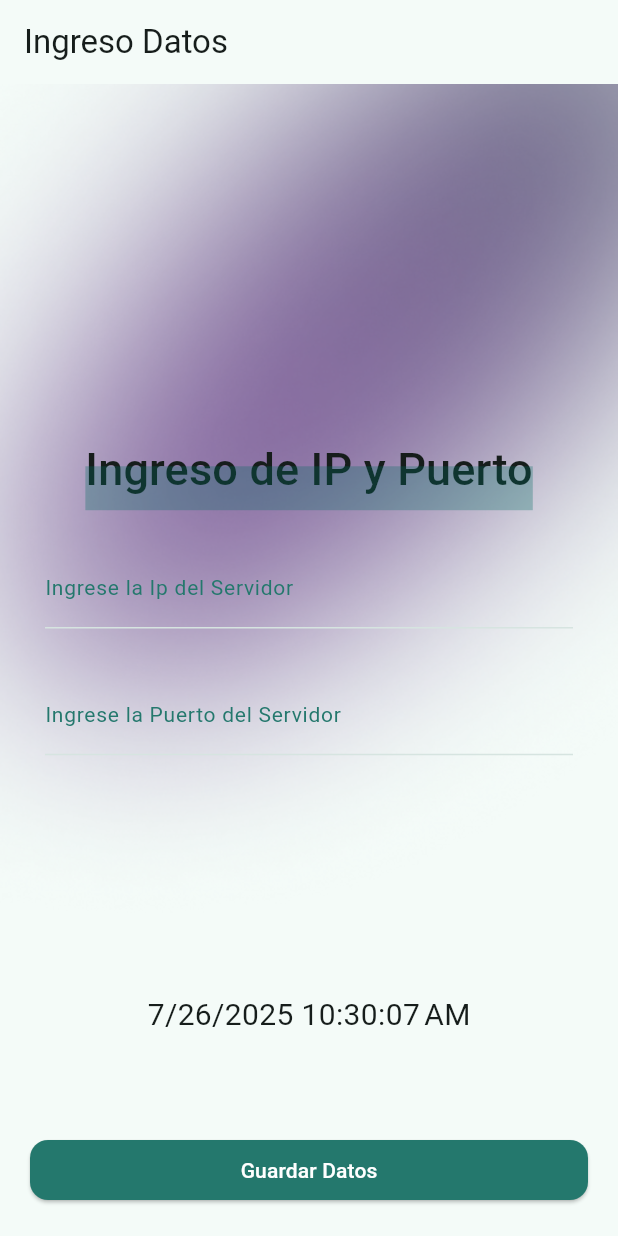
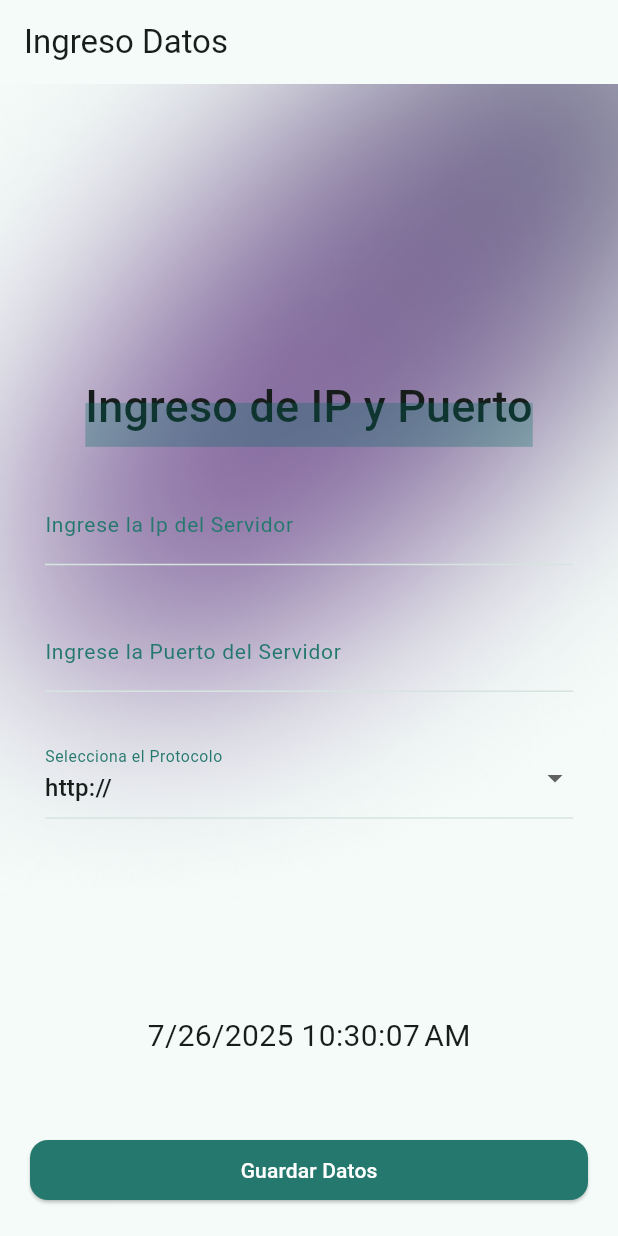
Before and after one commit to chichito/enruta_auto_app, a Flutter app: the screen it shows after launch, on a phone screen of 412 x 824 dp. Run offline on Flutter 3.47's test engine with Material 3 defaults, Android fonts, the phone set to English and light mode, and no system bars; our stand-ins replace dio, flutter_bloc, flutter_secure_storage, gap, string_validator.

Commit message:
sabado26

```diff
--- a/lib/ui/home/bloc/storage/data_store_event.dart
+++ b/lib/ui/home/bloc/storage/data_store_event.dart
@@ -7,8 +7,13 @@ class AppStarted extends DataStoreEvent {}
 class GrabarIn extends DataStoreEvent {
   final String valorip;
   final String valorport;
+  final String valorprotocol;
 
-  GrabarIn({required this.valorip, required this.valorport});
+  GrabarIn({
+    required this.valorip,
+    required this.valorport,
+    required this.valorprotocol,
+  });
 }
 
 class DeleteOut extends DataStoreEvent {
--- a/lib/ui/home/bloc/storage/data_store_state.dart
+++ b/lib/ui/home/bloc/storage/data_store_state.dart
@@ -7,9 +7,11 @@ class AuthInitial extends DataStoreState {}
 class AuthStatusValid extends DataStoreState {
   final String valorIp;
   final String valorPort;
-  String get isUrl => 'http://$valorIp:$valorPort';
+  final String? valorProtocol;
 
-  AuthStatusValid(this.valorIp, this.valorPort);
+  String get isUrl => '$valorProtocol$valorIp:$valorPort';
+
+  AuthStatusValid(this.valorProtocol, this.valorIp, this.valorPort);
 }
 
 class AuthStatusInValid extends DataStoreState {}
--- a/lib/ui/home/cubit/data/data_cubit.dart
+++ b/lib/ui/home/cubit/data/data_cubit.dart
@@ -12,6 +12,10 @@ class DataCubit extends Cubit<DataState> {
 
   void onPortChanged(String? sPort) {
     emit(state.copyWith(sPort: sPort));
+  }
+
+  void onProtocolChanged(String? sProtocol) {
+    emit(state.copyWith(sProtocol: sProtocol));
   }
 
   String? onValidateIP(String? sIp) {
--- a/lib/ui/home/cubit/data/data_state.dart
+++ b/lib/ui/home/cubit/data/data_state.dart
@@ -3,11 +3,16 @@ part of 'data_cubit.dart';
 class DataState {
   final String? sIp;
   final String? sPort;
+  final String? sProtocol;
 
-  DataState({this.sIp, this.sPort});
+  DataState({this.sIp, this.sPort, this.sProtocol});
 
   //metodo copyWith
-  DataState copyWith({String? sIp, String? sPort}) {
-    return DataState(sIp: sIp ?? this.sIp, sPort: sPort ?? this.sPort);
+  DataState copyWith({String? sIp, String? sPort, String? sProtocol}) {
+    return DataState(
+      sIp: sIp ?? this.sIp,
+      sPort: sPort ?? this.sPort,
+      sProtocol: sProtocol ?? this.sProtocol,
+    );
   }
 }
--- a/lib/ui/home/view/data_page.dart
+++ b/lib/ui/home/view/data_page.dart
@@ -20,6 +20,7 @@ class _DataPageState extends State<DataPage> {
     final theme = Theme.of(context);
     final textTheme = theme.textTheme;
     final cubit = context.read<DataCubit>();
+    String selectedOption = "http://";
 
     return Scaffold(
       appBar: AppBar(title: Text('Ingreso Datos')),
@@ -78,6 +79,27 @@ class _DataPageState extends State<DataPage> {
                             autovalidateMode:
                                 AutovalidateMode.onUserInteraction,
                           ),
+                          const SizedBox(height: 30),
+                          Column(
+                            mainAxisAlignment: MainAxisAlignment.center,
+                            children: [
+                              DropdownButtonFormField<String>(
+                                value: selectedOption,
+                                items: ['http://', 'https://'].map((
+                                  String option,
+                                ) {
+                                  return DropdownMenuItem<String>(
+                                    value: option,
+                                    child: Text(option),
+                                  );
+                                }).toList(),
+                                onChanged: cubit.onProtocolChanged,
+                                decoration: const InputDecoration(
+                                  label: Text('Selecciona el Protocolo'),
+                                ),
+                              ),
+                            ],
+                          ),
                         ],
                       ),
                     ),
@@ -110,6 +132,7 @@ class _DataPageState extends State<DataPage> {
                 GrabarIn(
                   valorip: cubit.state.sIp!,
                   valorport: cubit.state.sPort!,
+                  valorprotocol: cubit.state.sProtocol!,
                 ),
               );
               ScaffoldMessenger.of(context).showSnackBar(
```
Also changed, not shown: lib/ui/home/bloc/storage/data_store_bloc.dart (+5 -3 lines), lib/ui/home/view/home_page.dart (+15 -5 lines), lib/ui/home/widgets/todo_form_widget.dart (added, +15 -0 lines).
